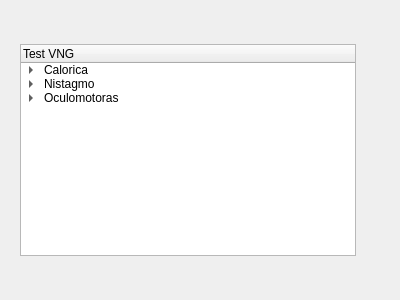
Before: the Qt Designer form src/main/python/UI/vng_ui.ui in Debaq/Fullaxis, drawn with Qt 5.
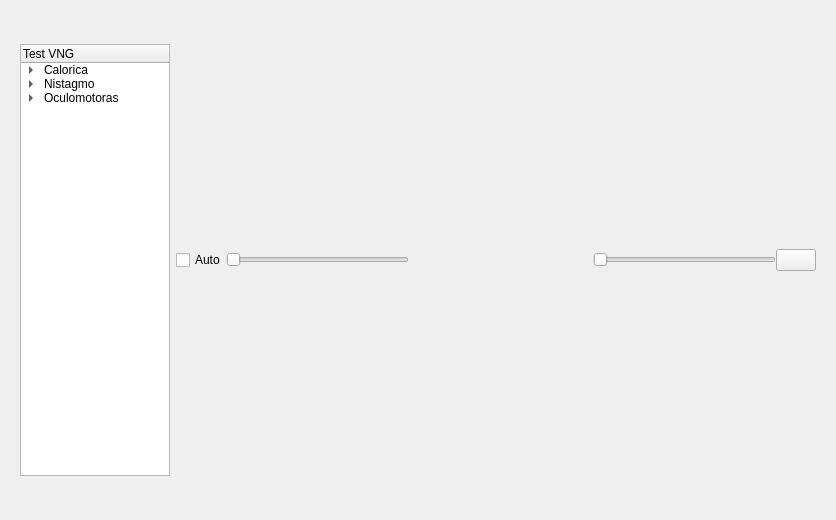
After: the same form once the commit is applied.

```diff
--- a/src/main/python/UI/vng_ui.ui
+++ b/src/main/python/UI/vng_ui.ui
@@ -6,8 +6,8 @@
    <rect>
     <x>0</x>
     <y>0</y>
-    <width>400</width>
-    <height>300</height>
+    <width>832</width>
+    <height>520</height>
    </rect>
   </property>
   <property name="windowTitle">
@@ -24,6 +24,24 @@
      <layout class="QHBoxLayout" name="video_central_layout">
       <item>
        <widget class="QTreeWidget" name="treeWidget">
+        <property name="sizePolicy">
+         <sizepolicy hsizetype="Fixed" vsizetype="Expanding">
+          <horstretch>0</horstretch>
+          <verstretch>0</verstretch>
+         </sizepolicy>
+        </property>
+        <property name="minimumSize">
+         <size>
+          <width>0</width>
+          <height>150</height>
+         </size>
+        </property>
+        <property name="maximumSize">
+         <size>
+          <width>150</width>
+          <height>16777215</height>
+         </size>
+        </property>
         <column>
          <property name="text">
           <string>Test VNG</string>
@@ -83,7 +101,104 @@
       </item>
       <item>
        <widget class="QFrame" name="video_frame">
-        <layout class="QHBoxLayout" name="video_layout"/>
+        <property name="minimumSize">
+         <size>
+          <width>640</width>
+          <height>0</height>
+         </size>
+        </property>
+        <property name="maximumSize">
+         <size>
+          <width>640</width>
+          <height>16777215</height>
+         </size>
+        </property>
+        <layout class="QVBoxLayout" name="verticalLayout_2">
+         <property name="spacing">
+          <number>0</number>
+         </property>
+         <property name="leftMargin">
+          <number>0</number>
+         </property>
+         <property name="topMargin">
+          <number>0</number>
+         </property>
+         <property name="rightMargin">
+          <number>0</number>
+         </property>
+         <property name="bottomMargin">
+          <number>0</number>
+         </property>
+         <item>
+          <layout class="QHBoxLayout" name="horizontalLayout_2">
+           <item>
+            <widget class="QCheckBox" name="checkBox">
+             <property name="text">
+              <string>Auto</string>
+             </property>
+            </widget>
+           </item>
+           <item>
+            <widget class="QSlider" name="horizontalSlider_2">
+             <property name="cursor">
+              <cursorShape>SizeHorCursor</cursorShape>
+             </property>
+             <property name="maximum">
+              <number>255</number>
+             </property>
+             <property name="tracking">
+              <bool>true</bool>
+             </property>
+             <property name="orientation">
+              <enum>Qt::Horizontal</enum>
+             </property>
+             <property name="invertedAppearance">
+              <bool>false</bool>
+             </property>
+             <property name="invertedControls">
+              <bool>false</bool>
+             </property>
+             <property name="tickPosition">
+              <enum>QSlider::NoTicks</enum>
+             </property>
+             <property name="tickInterval">
+              <number>6</number>
+             </property>
+            </widget>
+           </item>
+           <item>
+            <spacer name="horizontalSpacer">
+             <property name="orientation">
+              <enum>Qt::Horizontal</enum>
+             </property>
+             <property name="sizeHint" stdset="0">
+              <size>
+               <width>40</width>
+               <height>20</height>
+              </size>
+             </property>
+            </spacer>
+           </item>
+           <item>
+            <widget class="QSlider" name="horizontalSlider">
+             <property name="cursor">
+              <cursorShape>SizeHorCursor</cursorShape>
+             </property>
+             <property name="orientation">
+              <enum>Qt::Horizontal</enum>
+             </property>
+            </widget>
+           </item>
+           <item>
+            <widget class="QPushButton" name="pushButton_configvideo">
+             <property name="text">
+              <string/>
+             </property>
+            </widget>
+           </item>
+          </layout>
+         </item>
+        </layout>
        </widget>
       </item>
      </layout>
```
